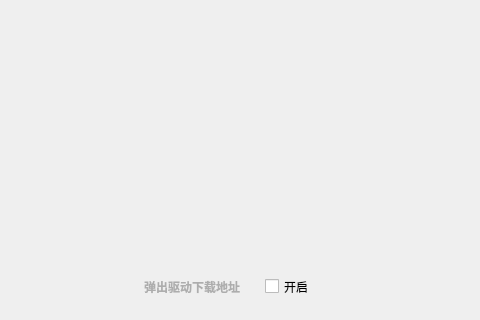
Above: EasyPointer/DialogDeviceSet.ui from wlffeng2008/EasyPointer before the change; both pictures show x 320 to 800 and y 280 to 600 of the 800 by 600 pixel window. Below: the same form after it.
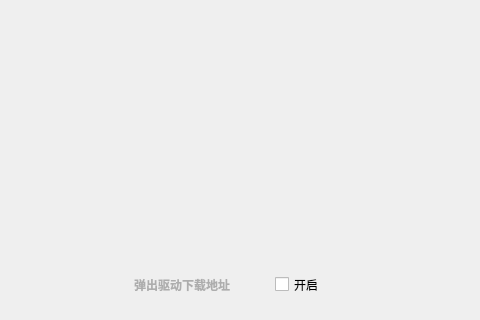
That is the form after the change. Icons and pictures are not drawn.

The edit to the form file:
```diff
--- a/EasyPointer/DialogDeviceSet.ui
+++ b/EasyPointer/DialogDeviceSet.ui
@@ -92,7 +92,7 @@
      <x>455</x>
      <y>72</y>
      <width>315</width>
-     <height>469</height>
+     <height>435</height>
     </rect>
    </property>
    <property name="font">
@@ -312,12 +312,12 @@
     </property>
    </widget>
   </widget>
-  <widget class="QWidget" name="">
+  <widget class="QWidget" name="layoutWidget">
    <property name="geometry">
     <rect>
-     <x>464</x>
-     <y>556</y>
-     <width>235</width>
+     <x>454</x>
+     <y>554</y>
+     <width>275</width>
      <height>21</height>
     </rect>
    </property>
@@ -350,7 +350,7 @@
     </item>
    </layout>
   </widget>
-  <widget class="QWidget" name="">
+  <widget class="QWidget" name="layoutWidget">
    <property name="geometry">
     <rect>
      <x>208</x>
```
